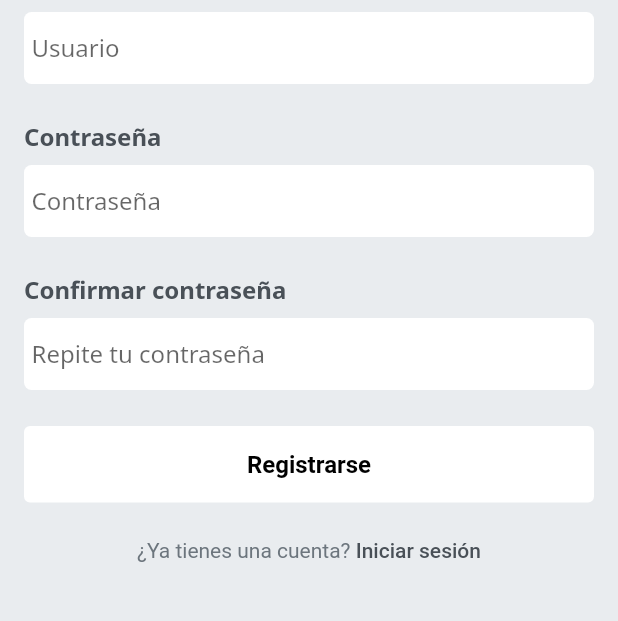
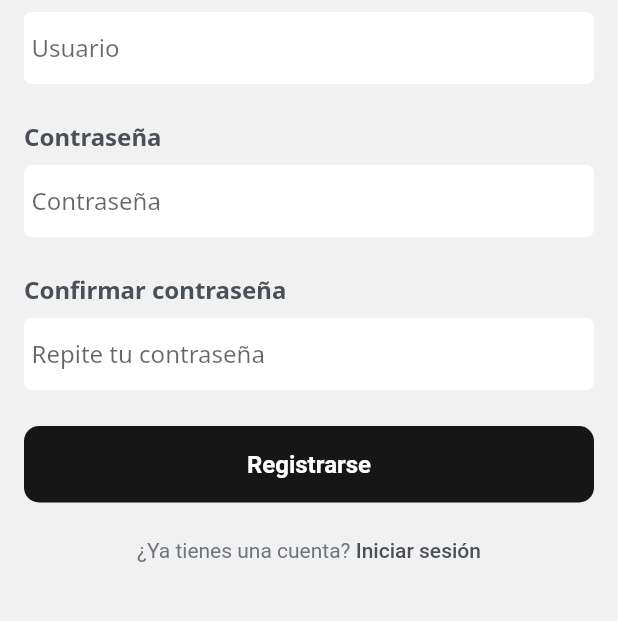
Before and after one commit to ZamasuEQTD/blog_app, a Flutter app: the RegistroScreen screen opened by its route, on a phone screen of 412 x 824 dp, the part 117-738 px from its top. Run offline on Flutter 3.47's test engine with Material 3 defaults, Android fonts, the phone set to English and light mode, and no system bars; our stand-ins replace bloc, chewie, dartz, dio, equatable, file_picker and 13 more; missing offline and left inert: video_compress; accounts and stored records are empty; network calls fail.

```diff
--- a/lib/src/lib/features/app/presentation/widgets/dialogs/bottom_sheet.dart
+++ b/lib/src/lib/features/app/presentation/widgets/dialogs/bottom_sheet.dart
@@ -44,7 +44,7 @@ class _BottomSheet extends RoundedBottomSheet {
     Widget child = ClipRRect(
       borderRadius: const BorderRadius.vertical(top: Radius.circular(20)),
       child: ColoredBox(
-        color: Theme.of(context).colorScheme.surface,
+        color: Theme.of(context).dialogBackgroundColor,
         child: this.child,
       ),
     );
--- a/lib/src/lib/features/app/presentation/widgets/grupo_seleccionable.dart
+++ b/lib/src/lib/features/app/presentation/widgets/grupo_seleccionable.dart
@@ -59,7 +59,7 @@ class GrupoSeleccionable extends StatelessWidget {
     return DecoratedBox(
       decoration: BoxDecoration(
         borderRadius: BorderRadius.circular(15),
-        color: color ?? Theme.of(context).colorScheme.surface,
+        color: color ?? const Color.fromARGB(255, 255, 255, 255),
       ),
       child: Column(
         mainAxisSize: MainAxisSize.min,
--- a/lib/src/lib/features/auth/presentation/screens/login_screen.dart
+++ b/lib/src/lib/features/auth/presentation/screens/login_screen.dart
@@ -26,7 +26,7 @@ class _LoginScreenState extends State<LoginScreen> {
   void initState() {
     auth.authState.listen((state) {
       if (state == AuthState.authenticated) {
-        context.pop();
+        //context.pop();
       }
     });
 
--- a/lib/src/lib/features/auth/presentation/screens/registro_screen.dart
+++ b/lib/src/lib/features/auth/presentation/screens/registro_screen.dart
@@ -50,8 +50,23 @@ class RegistroScreen extends StatelessWidget {
             SizedBox(
               width: double.infinity,
               child: ElevatedButton(
+                style: ButtonStyle(
+                  shape: WidgetStatePropertyAll(
+                    RoundedRectangleBorder(
+                      borderRadius: BorderRadius.circular(10),
+                    ),
+                  ),
+                  backgroundColor: const WidgetStatePropertyAll(
+                    Color.fromRGBO(22, 22, 23, 1),
+                  ),
+                ),
                 onPressed: () {},
-                child: const Text("Registrarse"),
+                child: const Text(
+                  "Registrarse",
+                  style: TextStyle(
+                    color: Colors.white,
+                  ),
+                ),
               ),
             ),
             Center(
--- a/lib/src/lib/features/hilo/presentation/widgets/comentar_hilo.dart
+++ b/lib/src/lib/features/hilo/presentation/widgets/comentar_hilo.dart
@@ -152,7 +152,7 @@ class _ComentarHiloBottomSheetState extends State<ComentarHiloBottomSheet> {
                         ],
                       ),
                     ],
-                  ).paddingSymmetric(horizontal: 5, vertical: 5),
+                  ).paddingSymmetric(horizontal: 5, vertical: 10),
                 ),
               ),
             ),
--- a/lib/src/lib/modules/theme/app_colors.dart
+++ b/lib/src/lib/modules/theme/app_colors.dart
@@ -5,12 +5,35 @@ import 'package:flutter/material.dart';
 
 class AppColors {
   const AppColors._();
-  static const Color primary = Color(0xff4c75e7);
-  static const Color onPrimary = secondary;
-  static const Color secondary = Color(0xffffffff);
-  static const Color onSecondary = Color(0xFF8292aa);
-  static const Color surface = Color.fromARGB(255, 255, 255, 255);
-  static const Color onSurface = Color.fromRGBO(233, 236, 239, 1);
-  static const Color error = Color.fromRGBO(239, 68, 68, 0.9);
-  static const Color onError = Colors.white;
+
+  // Blanco - Fondo principal
+  static const Color primary = Color(0xFFFFFFFF);
+
+  // Gris oscuro - Texto principal
+  static const Color onPrimary = Color(0xFF495057);
+
+  // Gris más claro - Fondo secundario
+  static const Color secondary = Color(0xFFF8F9FA);
+
+  // Gris medio - Texto secundario, iconos
+  static const Color onSecondary = Color(0xFFADB5BD);
+
+  // Blanco - Mantiene el color de superficie como blanco
+  static const Color surface = Color(0xFFFFFFFF);
+
+  // Gris claro - Bordes, separadores
+  static const Color onSurface = Color(0xFFE9ECEF);
+
+  // Gris muy oscuro - Énfasis, encabezados (reemplazando el color de error)
+  static const Color error = Color(0xFF212529);
+
+  // Blanco - Manteniendo el contraste para texto sobre el color de error
+  static const Color onError = Color(0xFFFFFFFF);
+
+  // Añadiendo algunos colores adicionales de nuestra paleta para más flexibilidad
+  static const Color grayMediumLight =
+      Color(0xFFDEE2E6); // Elementos interactivos inactivos
+  static const Color grayDark = Color(
+    0xFF495057,
+  ); // Texto principal (duplicado de onPrimary para claridad)
 }
--- a/lib/src/lib/modules/theme/app_themes.dart
+++ b/lib/src/lib/modules/theme/app_themes.dart
@@ -6,6 +6,7 @@ class AppThemes {
   const AppThemes();
   static ThemeData light = ThemeData(
     brightness: Brightness.light,
+    dialogBackgroundColor: const Color(0xfff5f5f5),
     scaffoldBackgroundColor: AppColors.surface,
     appBarTheme:
         const AppBarTheme(backgroundColor: AppColors.surface, elevation: 0),
```
Also changed, not shown: lib/src/lib/features/home/presentation/screens/home_screen.dart (+13 -2 lines), lib/src/lib/features/postear_hilo/presentation/postear_hilo_screen.dart (+5 -2 lines), pubspec.lock.
